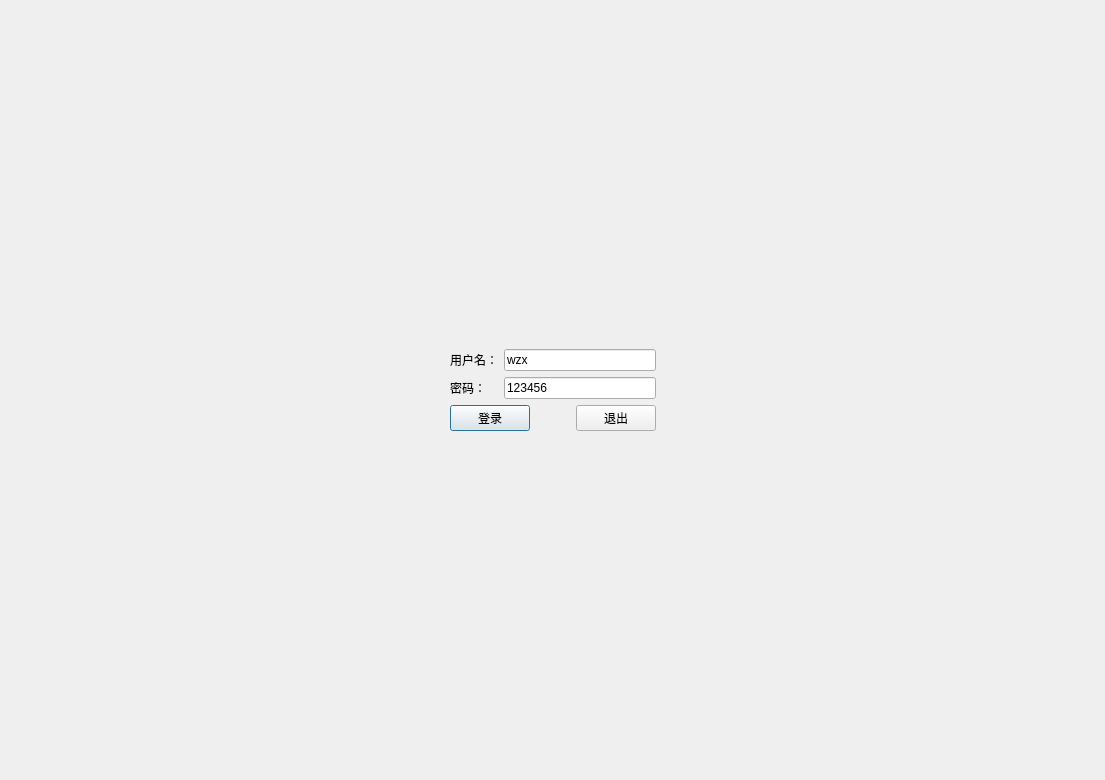
The window that SmartHome/logindialog.ui (w2565380-crypto/my-warehouse) describes before a commit, drawn with Qt 5.
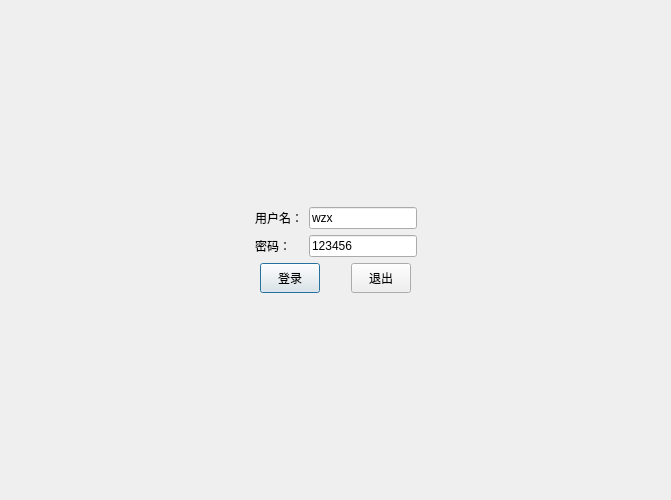
The same window after the commit.

Commit message: 添加样式表，使界面变得美观

Diff of the .ui file:
```diff
--- a/SmartHome/logindialog.ui
+++ b/SmartHome/logindialog.ui
@@ -6,15 +6,30 @@
    <rect>
     <x>0</x>
     <y>0</y>
-    <width>1105</width>
-    <height>780</height>
+    <width>671</width>
+    <height>500</height>
    </rect>
   </property>
+  <property name="sizePolicy">
+   <sizepolicy hsizetype="Minimum" vsizetype="Minimum">
+    <horstretch>0</horstretch>
+    <verstretch>0</verstretch>
+   </sizepolicy>
+  </property>
+  <property name="minimumSize">
+   <size>
+    <width>500</width>
+    <height>500</height>
+   </size>
+  </property>
   <property name="windowTitle">
-   <string>Dialog</string>
+   <string>智能家居系统登录界面</string>
+  </property>
+  <property name="styleSheet">
+   <string notr="true"/>
   </property>
   <layout class="QGridLayout" name="gridLayout_3">
-   <item row="0" column="2">
+   <item row="0" column="1">
     <spacer name="verticalSpacer">
      <property name="orientation">
       <enum>Qt::Orientation::Vertical</enum>
@@ -22,7 +37,7 @@
      <property name="sizeHint" stdset="0">
       <size>
        <width>20</width>
-       <height>329</height>
+       <height>182</height>
       </size>
      </property>
     </spacer>
@@ -34,54 +49,36 @@
      </property>
      <property name="sizeHint" stdset="0">
       <size>
-       <width>432</width>
+       <width>214</width>
        <height>20</height>
       </size>
      </property>
     </spacer>
    </item>
-   <item row="1" column="1" colspan="2">
+   <item row="1" column="1">
     <layout class="QGridLayout" name="gridLayout_2">
-     <item row="0" column="0">
-      <layout class="QGridLayout" name="gridLayout">
-       <item row="0" column="0">
-        <widget class="QLabel" name="label">
-         <property name="text">
-          <string>用户名：</string>
-         </property>
-        </widget>
-       </item>
-       <item row="0" column="1" rowspan="2">
-        <layout class="QVBoxLayout" name="verticalLayout">
-         <item>
-          <widget class="QLineEdit" name="editUser">
-           <property name="text">
-            <string>wzx</string>
-           </property>
-          </widget>
-         </item>
-         <item>
-          <widget class="QLineEdit" name="editPwd">
-           <property name="text">
-            <string>123456</string>
-           </property>
-          </widget>
-         </item>
-        </layout>
-       </item>
-       <item row="1" column="0">
-        <widget class="QLabel" name="label_2">
-         <property name="text">
-          <string>密码：</string>
-         </property>
-        </widget>
-       </item>
-      </layout>
-     </item>
      <item row="1" column="0">
       <layout class="QHBoxLayout" name="horizontalLayout">
        <item>
         <widget class="QPushButton" name="btnLogin">
+         <property name="sizePolicy">
+          <sizepolicy hsizetype="Minimum" vsizetype="Minimum">
+           <horstretch>0</horstretch>
+           <verstretch>0</verstretch>
+          </sizepolicy>
+         </property>
+         <property name="minimumSize">
+          <size>
+           <width>0</width>
+           <height>30</height>
+          </size>
+         </property>
+         <property name="maximumSize">
+          <size>
+           <width>60</width>
+           <height>60</height>
+          </size>
+         </property>
          <property name="text">
           <string>登录</string>
          </property>
@@ -92,9 +89,12 @@
          <property name="orientation">
           <enum>Qt::Orientation::Horizontal</enum>
          </property>
+         <property name="sizeType">
+          <enum>QSizePolicy::Policy::Minimum</enum>
+         </property>
          <property name="sizeHint" stdset="0">
           <size>
-           <width>40</width>
+           <width>20</width>
            <height>20</height>
           </size>
          </property>
@@ -102,6 +102,24 @@
        </item>
        <item>
         <widget class="QPushButton" name="btnLoginOut">
+         <property name="sizePolicy">
+          <sizepolicy hsizetype="Minimum" vsizetype="Minimum">
+           <horstretch>0</horstretch>
+           <verstretch>0</verstretch>
+          </sizepolicy>
+         </property>
+         <property name="minimumSize">
+          <size>
+           <width>0</width>
+           <height>30</height>
+          </size>
+         </property>
+         <property name="maximumSize">
+          <size>
+           <width>60</width>
+           <height>60</height>
+          </size>
+         </property>
          <property name="text">
           <string>退出</string>
          </property>
@@ -109,16 +127,70 @@
        </item>
       </layout>
      </item>
+     <item row="0" column="0">
+      <layout class="QGridLayout" name="gridLayout">
+       <item row="0" column="1" rowspan="2">
+        <layout class="QVBoxLayout" name="verticalLayout">
+         <item>
+          <widget class="QLineEdit" name="editUser">
+           <property name="sizePolicy">
+            <sizepolicy hsizetype="Fixed" vsizetype="Fixed">
+             <horstretch>0</horstretch>
+             <verstretch>0</verstretch>
+            </sizepolicy>
+           </property>
+           <property name="text">
+            <string>wzx</string>
+           </property>
+          </widget>
+         </item>
+         <item>
+          <widget class="QLineEdit" name="editPwd">
+           <property name="sizePolicy">
+            <sizepolicy hsizetype="Fixed" vsizetype="Fixed">
+             <horstretch>0</horstretch>
+             <verstretch>0</verstretch>
+            </sizepolicy>
+           </property>
+           <property name="text">
+            <string>123456</string>
+           </property>
+          </widget>
+         </item>
+        </layout>
+       </item>
+       <item row="1" column="0">
+        <widget class="QLabel" name="label_2">
+         <property name="text">
+          <string>密码：</string>
+         </property>
+        </widget>
+       </item>
+       <item row="0" column="0">
+        <widget class="QLabel" name="label">
+         <property name="sizePolicy">
+          <sizepolicy hsizetype="Fixed" vsizetype="Preferred">
+           <horstretch>0</horstretch>
+           <verstretch>0</verstretch>
+          </sizepolicy>
+         </property>
+         <property name="text">
+          <string>用户名：</string>
+         </property>
+        </widget>
+       </item>
+      </layout>
+     </item>
     </layout>
    </item>
-   <item row="1" column="3">
+   <item row="1" column="2">
     <spacer name="horizontalSpacer_3">
      <property name="orientation">
       <enum>Qt::Orientation::Horizontal</enum>
      </property>
      <property name="sizeHint" stdset="0">
       <size>
-       <width>431</width>
+       <width>214</width>
        <height>20</height>
       </size>
      </property>
@@ -132,7 +204,7 @@
      <property name="sizeHint" stdset="0">
       <size>
        <width>20</width>
-       <height>329</height>
+       <height>181</height>
       </size>
      </property>
     </spacer>
```
The commit also changes 6 other files.
